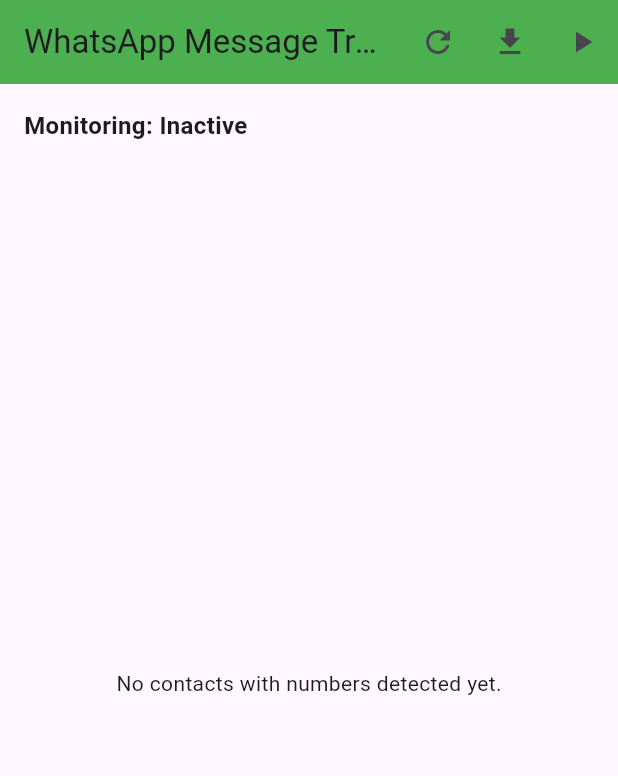
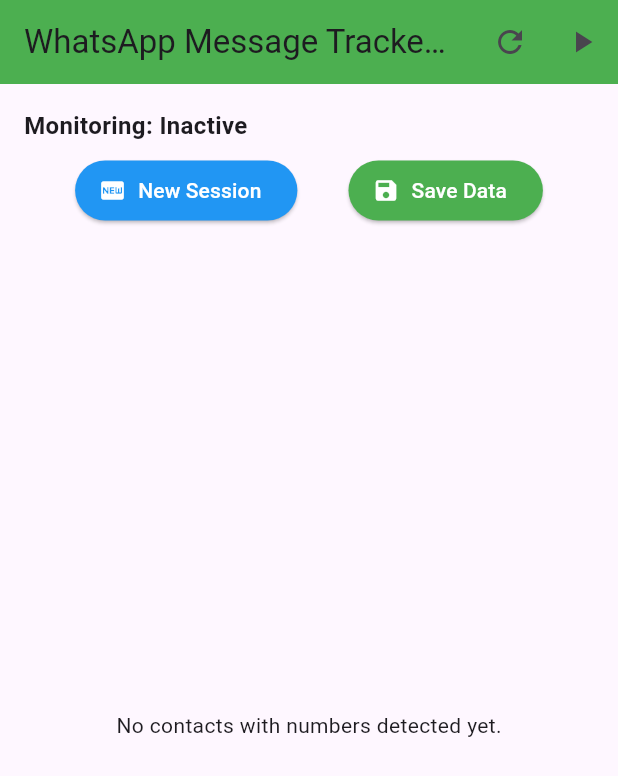
Before and after one commit to Chanuka-Dushan/WhatsApp-Number-Tracker, a Flutter app: the WhatsAppMobileMonitor screen opened directly, after a tap on "Open Settings", on a phone screen of 412 x 824 dp. Shown: the top 776 px of the screen. Run offline on Flutter 3.47's test engine with Material 3 defaults, Android fonts, the phone set to English and light mode, and no system bars; our stand-ins replace csv, device_info_plus, flutter_dotenv, flutter_spinkit, open_file, permission_handler and 1 more; accounts and stored records are empty.

Commit message:
added loadings to the whatsapp APp

```diff
--- a/lib/home.dart
+++ b/lib/home.dart
@@ -11,6 +11,7 @@
 import 'package:http_parser/http_parser.dart';
 import 'package:flutter_dotenv/flutter_dotenv.dart';
 import 'package:open_file/open_file.dart';
+import 'package:flutter_spinkit/flutter_spinkit.dart'; // For loader
 
 void main() {
   runApp(const WhatsAppMonitorApp());
@@ -33,7 +34,6 @@
 class WhatsAppMobileMonitor extends StatefulWidget {
   const WhatsAppMobileMonitor({super.key});
 
-
   @override
   State<WhatsAppMobileMonitor> createState() => _WhatsAppMobileMonitorState();
 }
@@ -54,10 +54,11 @@
   int? totalContactCount;
   bool allContactsLoaded = false;
   String? loadingError;
-  String? lastExportedCsvPath; // Track the last exported CSV file path
-
+  String? lastExportedCsvPath;
   String? userId;
   String? storeId;
+  bool isSaving = false; // Track saving state for loader
+  bool canSave = true; // Track if Save Data button is enabled
   final StreamController<bool> _monitoringStatusController =
       StreamController<bool>.broadcast();
 
@@ -65,6 +66,7 @@
   void initState() {
     super.initState();
     _loadUserAndStoreId();
+    _loadSavedData(); // Load persisted data
     _checkAndRequestPermissions();
     _setupChannelListener();
     _checkMonitoringStatus();
@@ -84,6 +86,75 @@
     });
     print('userId: $userId');
     print('storeId: $storeId');
+  }
+
+  Future<void> _loadSavedData() async {
+    final prefs = await SharedPreferences.getInstance();
+    final savedContactsJson = prefs.getString('savedContacts');
+    final messagedContactsJson = prefs.getString('messagedContacts');
+    setState(() {
+      if (savedContactsJson != null) {
+        savedContacts = (jsonDecode(savedContactsJson) as List)
+            .map((e) => Map<String, dynamic>.from(e))
+            .toList();
+      }
+      if (messagedContactsJson != null) {
+        messagedContacts = (jsonDecode(messagedContactsJson) as List)
+            .map((e) => Map<String, dynamic>.from(e))
+            .toList();
+      }
+    });
+    print('Loaded ${savedContacts.length} saved contacts and ${messagedContacts.length} messaged contacts');
+  }
+
+  Future<void> _autoSaveData() async {
+    final prefs = await SharedPreferences.getInstance();
+    await prefs.setString('savedContacts', jsonEncode(savedContacts));
+    await prefs.setString('messagedContacts', jsonEncode(messagedContacts));
+    print('Data auto-saved to SharedPreferences');
+  }
+
+  Future<void> _saveData() async {
+    if (!canSave) return;
+    setState(() {
+      isSaving = true;
+      canSave = false;
+    });
+    try {
+      await _exportContactsToCsv(); // Trigger CSV export and API upload
+    } finally {
+      setState(() {
+        isSaving = false;
+      });
+      Timer(const Duration(seconds: 60), () {
+        setState(() {
+          canSave = true;
+        });
+        print('Save Data button re-enabled after 60 seconds');
+      });
+    }
+  }
+
+  Future<void> _startNewSession() async {
+    final prefs = await SharedPreferences.getInstance();
+    await prefs.remove('savedContacts');
+    await prefs.remove('messagedContacts');
+    setState(() {
+      savedContacts = [];
+      messagedContacts = [];
+      isMonitoring = false;
+      currentLabel = 'All';
+      contactOffset = 0;
+      allContactsLoaded = false;
+      loadingError = null;
+      lastExportedCsvPath = null;
+      canSave = true; // Ensure Save Data button is enabled for new session
+    });
+    await _loadAllContacts();
+    ScaffoldMessenger.of(context).showSnackBar(
+      const SnackBar(content: Text('New session started, all data cleared'), backgroundColor: Colors.green),
+    );
+    print('New session started, cleared all saved data');
   }
 
   Future<void> _checkMonitoringStatus() async {
@@ -160,7 +231,7 @@
     });
   }
 
-  void _handleUIEvent(dynamic arguments) {
+  Future<void> _handleUIEvent(dynamic arguments) async {
     try {
       print('Raw UI event data received: $arguments');
       final eventData = jsonDecode(arguments as String) as Map<String, dynamic>;
@@ -190,6 +261,7 @@
             print('Added new contact: ${newContact['text']} with label: $label');
           });
         }
+        await _autoSaveData(); // Auto-save after updating messagedContacts
       } else {
         print('Skipping event - text empty or monitoring off');
       }
@@ -339,6 +411,7 @@
         allContactsLoaded = true;
       });
       print('Finished loading ${savedContacts.length} contacts');
+      await _autoSaveData(); // Auto-save after loading contacts
     } catch (e) {
       print('Error loading contacts: $e');
       setState(() {
@@ -352,7 +425,7 @@
 
   bool _isPhoneNumber(String text) {
     final phoneRegex = RegExp(r'^\+?[0-9]{6,14}$');
-    final cleanedText = text.replaceAll(RegExp(r'[\s\-\.\(\)]'), '');
+    final cleanedText = text.replaceAll(RegExp(r'[\s-.]'), '');
     return phoneRegex.hasMatch(cleanedText);
   }
 
@@ -387,7 +460,6 @@
       return;
     }
 
-    // Prepare CSV data
     List<List<String>> rows = [
       ['store_id', 'user_id', 'name', 'phonenumber', 'label', 'is_saved']
     ];
@@ -418,24 +490,21 @@
       }
     }
 
-    // Convert to CSV
     String csvData = const ListToCsvConverter().convert(rows);
 
-    // Create a temporary file for the CSV
     final timestamp = DateTime.now().toIso8601String().replaceAll(':', '-').split('.')[0];
     final path = '/storage/emulated/0/Download/${userId}_wac_${timestamp}.csv';
     final file = File(path);
 
-    // Write CSV to file
+    // Write CSV to file and wait for completion
     await file.writeAsString(csvData);
     print('CSV written to $path');
 
-    // Update state to show the "Open CSV" button
     setState(() {
       lastExportedCsvPath = path;
     });
 
-    // Send CSV to API
+    // Perform API upload and wait for completion
     try {
       var request = http.MultipartRequest(
         'POST',
@@ -525,13 +594,13 @@
     }
 
     final displayContacts = messagedContacts
-        .where((contact) => contact['number'] != 'Unsaved' && contact['number'].isNotEmpty)
-        .toList();
-
+        .where((contact) => contact['number'] != 'Unsaved' && contact['number'].isNotEmpty);
         print('Building UI with ${displayContacts.length} contacts (filtered from ${messagedContacts.length})');
     print('messagedContacts: ${messagedContacts.map((c) => c['text']).toList()}');
 
-    return Scaffold(
+    return Stack(
+      children: [
+        Scaffold(
           appBar: AppBar(
             title: Text('WhatsApp Message Tracker - Label: $currentLabel'),
             backgroundColor: Colors.green,
@@ -540,11 +609,6 @@
                 icon: const Icon(Icons.refresh),
                 onPressed: () => setState(() {}),
                 tooltip: 'Refresh UI',
-          ),
-          IconButton(
-            icon: const Icon(Icons.download),
-            onPressed: _exportContactsToCsv,
-            tooltip: 'Export as CSV',
               ),
               StreamBuilder<bool>(
                 stream: _monitoringStatusController.stream,
@@ -564,21 +628,33 @@
             child: Column(
               crossAxisAlignment: CrossAxisAlignment.start,
               children: [
-            if (lastExportedCsvPath != null) ...[
-              // ElevatedButton.icon(
-              //   onPressed: _openCsvFile,
-              //   icon: const Icon(Icons.open_in_new),
-              //   label: const Text('Open Exported CSV'),
-              //   style: ElevatedButton.styleFrom(
-              //     backgroundColor: Colors.blue,
-              //     foregroundColor: Colors.white,
-              //   ),
-              // ),
-              const SizedBox(height: 8),
-            ],
                 Text(
                   'Monitoring: ${isMonitoring ? "Active" : "Inactive"}',
                   style: const TextStyle(fontSize: 16, fontWeight: FontWeight.bold),
+                ),
+                const SizedBox(height: 8),
+                Row(
+                  mainAxisAlignment: MainAxisAlignment.spaceEvenly,
+                  children: [
+                    ElevatedButton.icon(
+                      onPressed: _startNewSession,
+                      icon: const Icon(Icons.fiber_new),
+                      label: const Text('New Session'),
+                      style: ElevatedButton.styleFrom(
+                        backgroundColor: Colors.blue,
+                        foregroundColor: Colors.white,
+                      ),
+                    ),
+                    ElevatedButton.icon(
+                      onPressed: canSave ? _saveData : null,
+                      icon: const Icon(Icons.save),
+                      label: const Text('Save Data'),
+                      style: ElevatedButton.styleFrom(
+                        backgroundColor: Colors.green,
+                        foregroundColor: Colors.white,
+                      ),
+                    ),
+                  ],
                 ),
                 const SizedBox(height: 8),
                 if (loadingError != null)
@@ -595,7 +671,7 @@
                       : ListView.builder(
                           itemCount: displayContacts.length,
                           itemBuilder: (context, index) {
-                        final contact = displayContacts[index];
+                            final contact = displayContacts.toList()[index];
                             print('Rendering contact: ${contact['text']}');
                             return ContactCard(contact: contact);
                           },
@@ -604,6 +680,18 @@
               ],
             ),
           ),
+        ),
+        if (isSaving)
+          Container(
+            color: Colors.black54,
+            child: const Center(
+              child: SpinKitWave(
+                color: Colors.green,
+                size: 50.0,
+              ),
+            ),
+          ),
+      ],
     );
   }
 }
--- a/pubspec.yaml
+++ b/pubspec.yaml
@@ -12,6 +12,7 @@
   flutter:
     sdk: flutter
   flutter_dotenv: ^5.2.1
+  flutter_spinkit: ^5.2.1
   http: ^1.3.0
   intl: ^0.20.2
   open_file: ^3.5.10
```
Also changed, not shown: pubspec.lock, 128 other files. Lines whose indentation alone changed are shown as unchanged.
